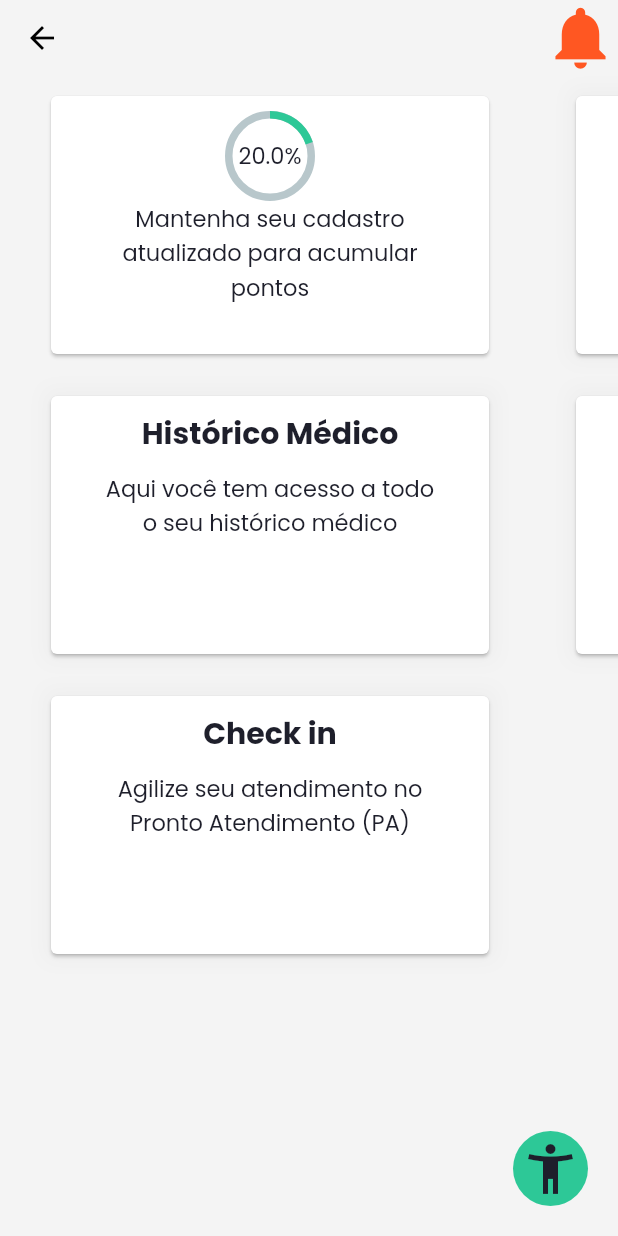
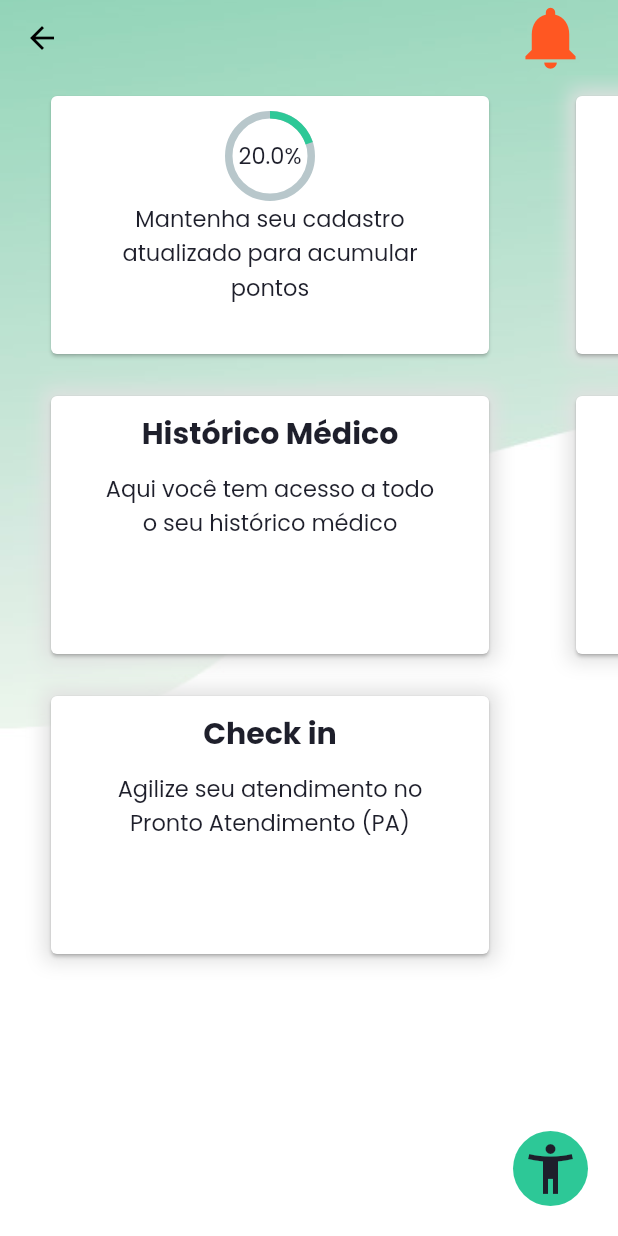
Before and after one commit to mm44m6/florence, a Flutter app: the LoggedHomePage screen opened by its route, on a phone screen of 412 x 824 dp. Run offline on Flutter 3.47's test engine with Material 2 defaults, Android fonts, the phone set to English and light mode, and no system bars; drawn by our look-alikes of percent_indicator; our stand-ins replace flutter_svg, splashscreen; missing offline and left inert: adobe_xd, custom_switch.

Commit message:
added background

```diff
--- a/lib/pages/logged_home_page.dart
+++ b/lib/pages/logged_home_page.dart
@@ -41,8 +41,15 @@ class LoggedHomePage extends StatelessWidget {
       Navigator.pushNamed(context, '/reminders');
     }
 
-    return Scaffold(
-      backgroundColor: Theme.of(context).backgroundColor,
+    return Stack(children: <Widget>[
+      Image.asset(
+        "assets/images/background.jpeg",
+        height: MediaQuery.of(context).size.height,
+        width: MediaQuery.of(context).size.width,
+        fit: BoxFit.cover,
+      ),
+      Scaffold(
+        backgroundColor: Colors.transparent,
         appBar: CustomAppBar(
           isReminderShowing: true,
         ),
@@ -113,7 +120,8 @@ class LoggedHomePage extends StatelessWidget {
             )
           ],
         ),
-    );
+      )
+    ]);
   }
 }
 
--- a/lib/widgets/custom_appbar.dart
+++ b/lib/widgets/custom_appbar.dart
@@ -23,10 +23,13 @@ class CustomAppBar extends StatelessWidget implements PreferredSizeWidget {
       if (isReminderShowing) {
         return GestureDetector(
           onTap: () => _navigateRemindersPage(),
-          child: Icon(
-            Icons.notifications,
-            color: Colors.deepOrange,
-            size: 50,
+          child: Container(
+            margin: EdgeInsets.only(right: 20),
+            child: Icon(
+              Icons.notifications,
+              color: Colors.deepOrange,
+              size: 50,
+            ),
           ),
         );
       }
--- a/lib/widgets/default_card.dart
+++ b/lib/widgets/default_card.dart
@@ -19,7 +19,7 @@ class DefaultCard extends StatelessWidget {
                 blurRadius: 10,
                 spreadRadius: 1,
                 offset: Offset.zero,
-                color: Colors.grey.shade200),
+                color: Colors.grey.shade300),
           ],
         ),
         margin: EdgeInsets.only(top: 10, left: 30, right: 20, bottom: 10),
```
Also changed, not shown: assets/images/background_2.png (added). Lines whose indentation alone changed are shown as unchanged.
